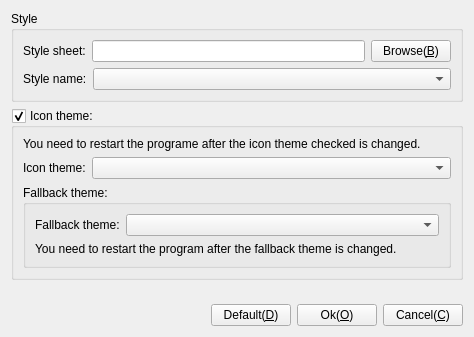
This is Src/Style/FrmStyle.ui in KangLin/RabbitCommon as Qt 5 draws it before an edit. The edited form follows.
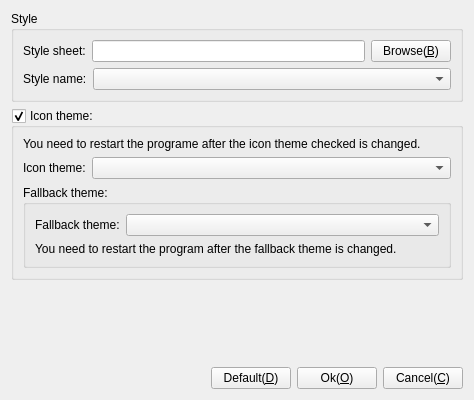
This is the edited form. Icons and pictures are not drawn.

Patch:
```diff
--- a/Src/Style/FrmStyle.ui
+++ b/Src/Style/FrmStyle.ui
@@ -7,7 +7,7 @@
     <x>0</x>
     <y>0</y>
     <width>474</width>
-    <height>337</height>
+    <height>400</height>
    </rect>
   </property>
   <property name="windowTitle">
```
Left out of the diff: 10 changed lines with no effect on the pictures.
